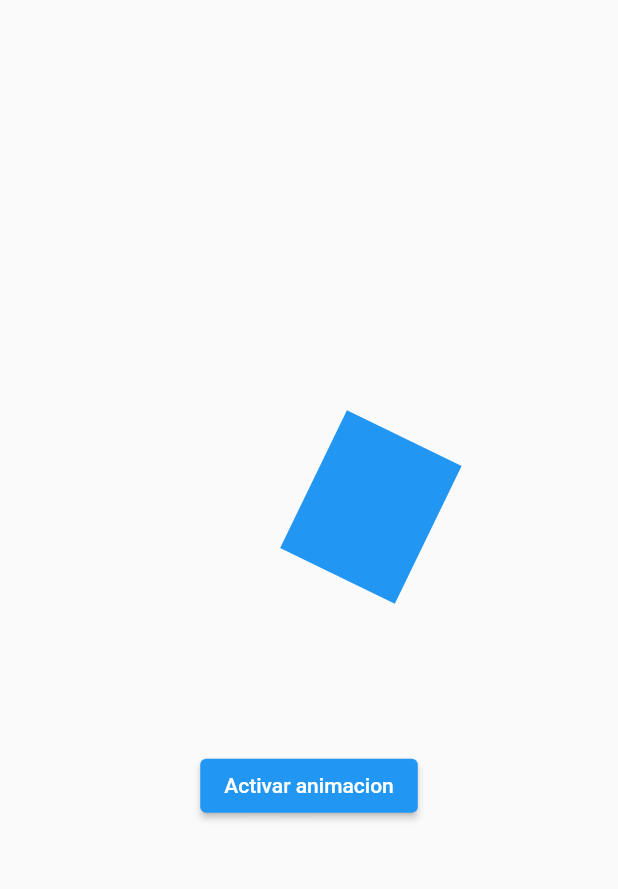
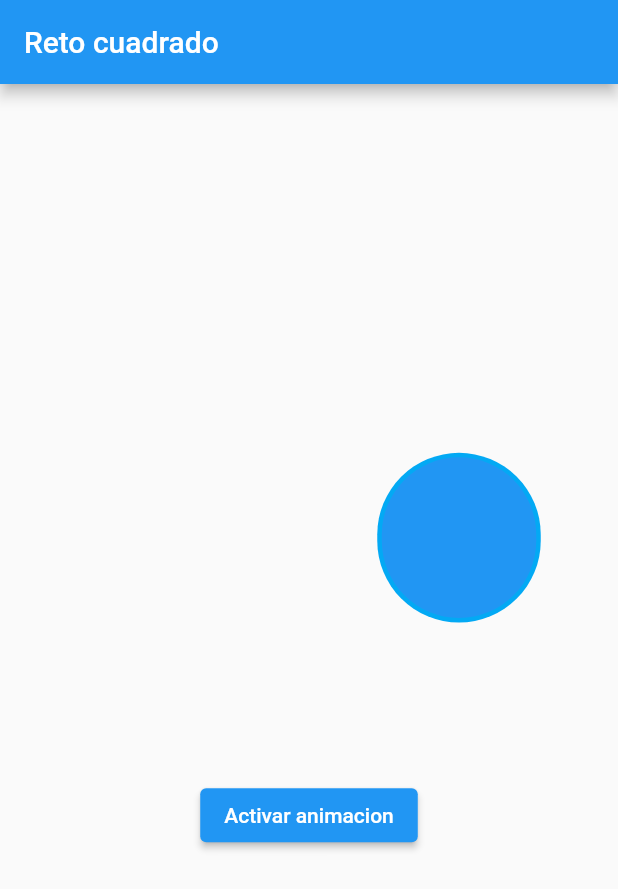
Before and after one commit to rodrigoBak-flutter/app_animaciones_bakApp, a Flutter app: the screen it shows after launch, after a tap on "Activar animacion", on a phone screen of 412 x 824 dp. Shown: the top 889 px of the screen. Run offline on Flutter 3.47's test engine with Material 2 defaults, Android fonts, the light colour scheme and no system bars.

Commit message:
app_animaciones_bakApp_1.0.1

```diff
--- a/lib/main.dart
+++ b/lib/main.dart
@@ -1,5 +1,8 @@
-import 'package:app_animaciones_bakapp/src/screens/home_screen.dart';
+
+
 import 'package:flutter/material.dart';
+
+import 'package:app_animaciones_bakapp/src/screens/reto_1_screen.dart';
 
 void main() {
   runApp(const MyApp());
@@ -14,7 +17,7 @@ class MyApp extends StatelessWidget {
     return MaterialApp(
       debugShowCheckedModeBanner: false,
       title: 'Animaciones Personalizadas',
-      home: HomeScreen(),
+      home: RetoCuadradoScreen(),
     );
   }
 }
--- /dev/null
+++ b/lib/src/screens/reto_1_screen.dart
@@ -0,0 +1,169 @@
+import 'package:app_animaciones_bakapp/src/screens/home_screen.dart';
+import 'package:flutter/material.dart';
+
+//Para agregar calculos a mi animacion
+import 'dart:math' as Math;
+
+//Mis widgets personalizados
+import 'package:app_animaciones_bakapp/src/widgets/rectancgulo_widget.dart';
+
+class RetoCuadradoScreen extends StatelessWidget {
+  @override
+  Widget build(BuildContext context) {
+    // ignore: prefer_const_constructors
+    return Scaffold(
+      body: const Center(
+        child: CuadradoAnimado(),
+      ),
+    );
+  }
+}
+
+//Animacion del cuadrado
+class CuadradoAnimado extends StatefulWidget {
+  const CuadradoAnimado({
+    Key? key,
+  }) : super(key: key);
+
+  @override
+  State<CuadradoAnimado> createState() => _CuadradoAnimadoState();
+}
+
+class _CuadradoAnimadoState extends State<CuadradoAnimado>
+    with SingleTickerProviderStateMixin {
+  //controller = poner play, stop, ir hacia adelante, ir hacia atras, etc
+  late AnimationController controller;
+
+  //Mover animacion
+  late Animation<double> moverDerecha;
+
+  //Mover animacion
+  late Animation<double> moverArriba;
+
+  //Mover animacion
+  late Animation<double> moverAtras;
+
+  //Mover animacion
+  late Animation<double> moverAbajo;
+
+  @override
+  void initState() {
+    //Inicializando el controlador
+    controller = AnimationController(
+      vsync: this,
+      //milliseconds 1000 = 1 segundo
+      duration: const Duration(milliseconds: 4000),
+    );
+
+    //Desplazar hacia los lados (hacia la derecha)
+    moverDerecha = Tween(begin: 0.0, end: 100.0).animate(
+      CurvedAnimation(
+        parent: controller,
+        curve: const Interval(0.0, 0.25, curve: Curves.bounceOut),
+      ),
+    );
+
+    //Desplazar hacia los lados (hacia arriba)
+    moverArriba = Tween(begin: 0.0, end: -100.0).animate(
+      CurvedAnimation(
+        parent: controller,
+        curve: const Interval(0.25, 0.5, curve: Curves.bounceOut),
+      ),
+    );
+
+    //Desplazar hacia los lados (hacia Atras)
+    moverAtras = Tween(begin: 0.0, end: -100.0).animate(
+      CurvedAnimation(
+        parent: controller,
+        curve: const Interval(0.5, 0.75, curve: Curves.bounceOut),
+      ),
+    );
+
+    //Desplazar hacia los lados (hacia Abajo)
+    moverAbajo = Tween(begin: 0.0, end: 100.0).animate(
+      CurvedAnimation(
+        parent: controller,
+        curve: const Interval(0.75, 1.0, curve: Curves.bounceOut),
+      ),
+    );
+
+    controller.addListener(() {
+      //Saber el Status de mi Animacion
+      // print('Scatus: ${controller.status}');
+
+      if (controller.status == AnimationStatus.completed) {
+        /*
+          Navigator.push(
+          context,
+          MaterialPageRoute(builder: (context) => HomeScreen()),
+        );
+         */
+        controller.reset();
+        // controller.repeat();
+        //controller.reverse();
+      }
+
+      //Condicion para que se retroceda
+      /*
+        else if(controller.status == AnimationStatus.dismissed){
+        controller.forward();
+      }
+       */
+    });
+
+    super.initState();
+  }
+
+  @override
+  void dispose() {
+    controller.dispose();
+    super.dispose();
+  }
+
+  @override
+  Widget build(BuildContext context) {
+    //Si el controllador esta a esta altura la animacion arranca automaticamente
+    // controller.forward();
+
+    return Scaffold(
+      appBar: AppBar(
+        title: const Text('Reto cuadrado'),
+      ),
+      body: Column(
+        mainAxisAlignment: MainAxisAlignment.center,
+        children: [
+          AnimatedBuilder(
+            animation: controller,
+            child: CirculoScreen(),
+            //child: RectanguloScreen(),
+            builder: (BuildContext context, Widget? child) {
+              //Propiedad translate = desplazamiento
+              return Transform.translate(
+                  //Offset = (x,y), igual que el eje carteciano
+                  offset: Offset(
+                    moverDerecha.value + moverAtras.value,
+                    moverArriba.value + moverAbajo.value,
+                  ),
+                  child: child);
+            },
+          ),
+          const SizedBox(
+            height: 100,
+          ),
+          Center(
+            child: ElevatedButton(
+              onPressed: () {
+                //PLAY / Reproducir
+                controller.forward();
+
+                //Bucle, se repite una y otra vez
+                // controller.repeat();
+              },
+              child: const Text('Activar animacion'),
+            ),
+          ),
+        ],
+      ),
+    );
+  }
+}
--- a/lib/src/widgets/rectancgulo_widget.dart
+++ b/lib/src/widgets/rectancgulo_widget.dart
@@ -13,3 +13,28 @@ class RectanguloScreen extends StatelessWidget {
     );
   }
 }
+
+
+
+class CirculoScreen extends StatelessWidget {
+  @override
+  Widget build(BuildContext context) {
+    final size = MediaQuery.of(context).size;
+    return Container(
+      width: size.width * 0.25,
+      height: size.height * 0.13,
+      decoration: const BoxDecoration(
+        borderRadius: BorderRadius.only(
+          topLeft: Radius.circular(100.0),
+          topRight: Radius.circular(100.0),
+          bottomLeft: Radius.circular(100.0),
+          bottomRight: Radius.circular(100.0),
+        ),
+        color: Colors.blue,
+        boxShadow: [
+          BoxShadow(color: Colors.lightBlue, spreadRadius: 3),
+        ],
+      ),
+    );
+  }
+}
```
